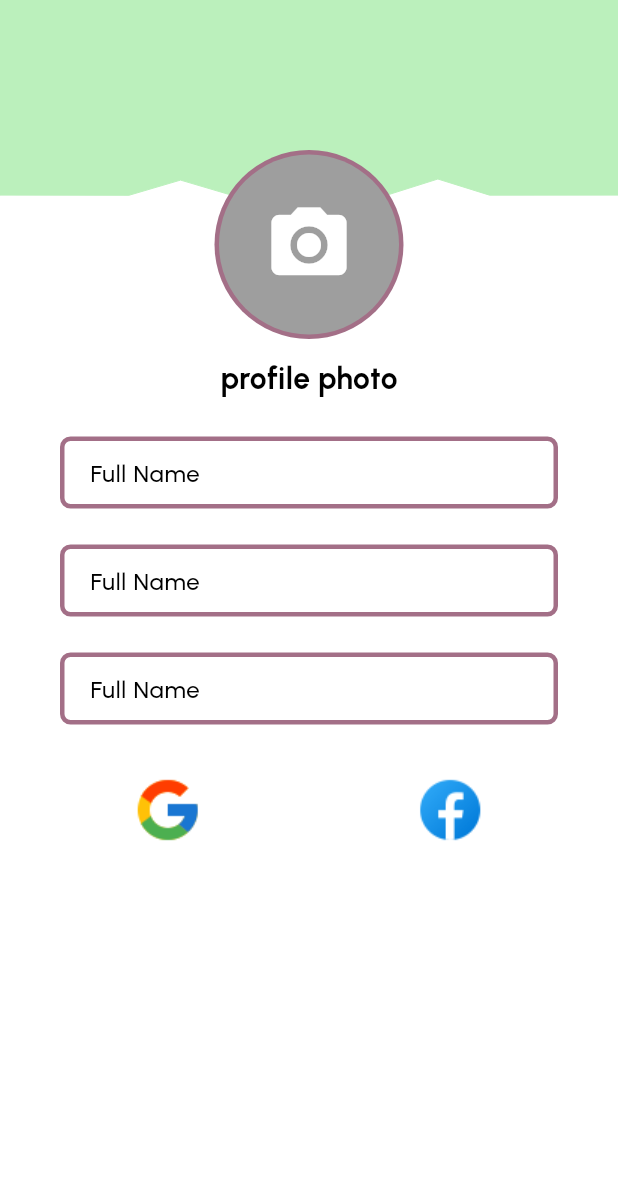
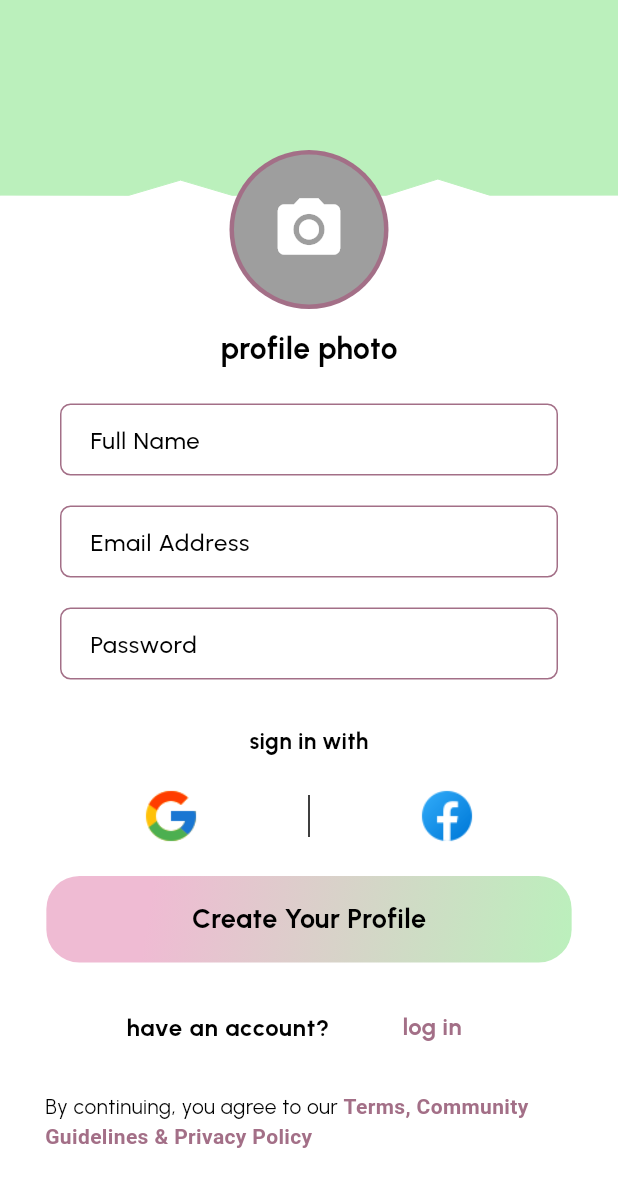
Before and after one commit to AhmadMaazz/FullStack-TodoApp-With-Provider-And-Firebase, a Flutter app: the screen it shows after launch, after a tap on "let's start", on a phone screen of 412 x 824 dp. Shown: the top 1187 px of the screen. Run offline on Flutter 3.47's test engine with Material 2 defaults, Android fonts, the phone set to English and light mode, and no system bars; our stand-ins replace image_picker, lottie; project files that could hold a hidden picture were left out.

Commit message:
Done with Auth screen UI

```diff
--- a/lib/screens/auth_screen.dart
+++ b/lib/screens/auth_screen.dart
@@ -3,6 +3,7 @@ import 'dart:io';
 import 'package:flutter/material.dart';
 import 'package:image_picker/image_picker.dart';
 
+import '../widgets/my_button.dart';
 import '../widgets/rps_custompainter.dart';
 
 class AuthScreen extends StatefulWidget {
@@ -17,6 +18,7 @@ class _AuthScreenState extends State<AuthScreen> {
   final TextEditingController _emailController = TextEditingController();
   final TextEditingController _passwordController = TextEditingController();
   File? _selectedImage;
+  bool _isPasswordVisible = false;
 
   void _showImagePickerDialog() {
     showModalBottomSheet<void>(
@@ -90,6 +92,7 @@ class _AuthScreenState extends State<AuthScreen> {
     return Scaffold(
       body: SingleChildScrollView(
         child: Column(
+          // crossAxisAlignment: CrossAxisAlignment.center,
           children: [
             Stack(
               children: [
@@ -111,19 +114,19 @@ class _AuthScreenState extends State<AuthScreen> {
                     child: GestureDetector(
                       onTap: _showImagePickerDialog,
                       child: CircleAvatar(
-                        radius: 63,
+                        radius: 53,
                         backgroundColor: Theme.of(context).primaryColor,
                         child: CircleAvatar(
-                          radius: 60,
+                          radius: 50,
                           backgroundColor: Colors.grey,
                           child: _selectedImage != null
                               ? CircleAvatar(
-                                  radius: 60,
+                                  radius: 50,
                                   backgroundImage: FileImage(_selectedImage!),
                                 )
                               : const Icon(
                                   Icons.camera_alt,
-                                  size: 60,
+                                  size: 50,
                                   color: Colors.white,
                                 ),
                         ),
@@ -145,41 +148,59 @@ class _AuthScreenState extends State<AuthScreen> {
             ),
             Padding(
               padding: const EdgeInsets.symmetric(
-                vertical: 12.0,
+                vertical: 10.0,
                 horizontal: 40,
               ),
               child: TextField(
                 cursorColor: Theme.of(context).colorScheme.secondary,
                 controller: _fullNameController,
-                decoration: inputDecorationStyle(context),
+                decoration: inputDecorationStyle(
+                    context, 'Full Name', 'Enter your full name'),
               ),
             ),
             Padding(
               padding: const EdgeInsets.symmetric(
-                vertical: 12.0,
+                vertical: 10.0,
                 horizontal: 40,
               ),
               child: TextField(
                 cursorColor: Theme.of(context).colorScheme.secondary,
                 controller: _emailController,
                 keyboardType: TextInputType.emailAddress,
-                decoration: inputDecorationStyle(context),
+                decoration: inputDecorationStyle(
+                    context, 'Email Address', 'Enter your email address'),
               ),
             ),
             Padding(
               padding: const EdgeInsets.symmetric(
-                vertical: 12.0,
+                vertical: 10.0,
                 horizontal: 40,
               ),
               child: TextField(
                 cursorColor: Theme.of(context).colorScheme.secondary,
                 controller: _passwordController,
-                obscureText: true,
-                decoration: inputDecorationStyle(context),
+                obscureText: !_isPasswordVisible,
+                onChanged: (value) {
+                  setState(() {
+                    _isPasswordVisible =
+                        value.isNotEmpty ? _isPasswordVisible : false;
+                  });
+                },
+                decoration: inputDecorationStylePassword(
+                    context, 'Password', 'Enter your password'),
               ),
             ),
             const SizedBox(height: 20),
-            Row(
+            Text(
+              'sign in with',
+              style: TextStyle(
+                  fontSize: textSize * 15,
+                  fontWeight: FontWeight.w600,
+                  fontFamily: 'Urbanist'),
+            ),
+            const SizedBox(height: 20),
+            IntrinsicHeight(
+              child: Row(
                 mainAxisAlignment: MainAxisAlignment.spaceEvenly,
                 children: [
                   const SizedBox(width: 10),
@@ -189,21 +210,16 @@ class _AuthScreenState extends State<AuthScreen> {
                     },
                     child: Image.asset(
                       'assets/images/google.png', // Replace with your Google icon asset path
-                    width: 50,
-                    height: 50,
+                      width: 40,
+                      height: 40,
                     ),
                   ),
                   const VerticalDivider(
-                  color: Colors.grey,
-                  width: 20,
+                    // color: Colors.grey,
+                    width: 60,
+                    indent: 6,
+                    endIndent: 6,
                     thickness: 1, // Increase thickness
-                  indent: 20,
-                  endIndent: 0,
-                ),
-                Container(
-                  margin: const EdgeInsets.symmetric(vertical: 10),
-                  color: Colors.grey.withOpacity(0.4),
-                  width: 3,
                   ),
                   GestureDetector(
                     onTap: () {
@@ -211,22 +227,74 @@ class _AuthScreenState extends State<AuthScreen> {
                     },
                     child: Image.asset(
                       'assets/images/facebook.png', // Replace with your Facebook icon asset path
-                    width: 50,
-                    height: 50,
+                      width: 40,
+                      height: 40,
                     ),
                   ),
                   const SizedBox(width: 10),
                 ],
               ),
+            ),
+            const SizedBox(height: 20),
+            MyButton(
+              textSize: textSize,
+              width: size.width * 0.85,
+              height: size.height * 0.07,
+              title: 'Create Your Profile',
+            ),
+            const SizedBox(height: 15),
+            Padding(
+              padding: EdgeInsets.symmetric(horizontal: textSize * 68),
+              child: ListTile(
+                title: Text(
+                  'have an account?',
+                  style: TextStyle(
+                      fontSize: textSize * 16,
+                      fontWeight: FontWeight.w600,
+                      fontFamily: 'Urbanist'),
+                ),
+                trailing: TextButton(
+                  onPressed: () {},
+                  child: Text(
+                    'log in',
+                    style: TextStyle(
+                      fontSize: textSize * 16,
+                      fontWeight: FontWeight.w700,
+                      fontFamily: 'Urbanist',
+                      color: Theme.of(context).primaryColor,
+                    ),
+                  ),
+                ),
+              ),
+            ),
+            Padding(
+              padding:
+                  EdgeInsets.only(left: textSize * 30.0, top: textSize * 15),
+              child: Text.rich(
+                TextSpan(
+                  text: 'By continuing, you agree to our ',
+                  children: [
+                    TextSpan(
+                      text: 'Terms, Community Guidelines & Privacy Policy',
+                      style: TextStyle(
+                        color: Theme.of(context).primaryColor,
+                        fontWeight: FontWeight.bold,
+                      ),
+                    ),
+                  ],
+                ),
+              ),
+            )
           ],
         ),
       ),
     );
   }
 
-  InputDecoration inputDecorationStyle(BuildContext context) {
+  InputDecoration inputDecorationStyle(
+      BuildContext context, String title, String hinttext) {
     return InputDecoration(
-      labelText: 'Full Name',
+      labelText: title,
       labelStyle: const TextStyle(
         fontFamily: 'Urbanist',
         fontWeight: FontWeight.w500,
@@ -238,21 +306,65 @@ class _AuthScreenState extends State<AuthScreen> {
       focusedBorder: OutlineInputBorder(
         borderSide: BorderSide(
           color: Theme.of(context).primaryColor,
-          width: 3.0,
+          width: 1.0,
         ),
         borderRadius: BorderRadius.circular(12.0),
       ),
       enabledBorder: OutlineInputBorder(
         borderSide: BorderSide(
           color: Theme.of(context).primaryColor,
-          width: 3.0,
+          width: 1.0,
         ),
         borderRadius: BorderRadius.circular(7.0),
       ),
       contentPadding:
           const EdgeInsets.symmetric(vertical: 12.0, horizontal: 16.0),
       filled: true,
-      hintText: 'Enter your full name',
+      hintText: hinttext,
+    );
+  }
+
+  InputDecoration inputDecorationStylePassword(
+      BuildContext context, String title, String hinttext) {
+    return InputDecoration(
+      labelText: title,
+      labelStyle: const TextStyle(
+        fontFamily: 'Urbanist',
+        fontWeight: FontWeight.w500,
+      ),
+      floatingLabelStyle: TextStyle(
+          color: Theme.of(context).primaryColor,
+          fontFamily: 'Urbanist',
+          fontWeight: FontWeight.w600),
+      focusedBorder: OutlineInputBorder(
+        borderSide: BorderSide(
+          color: Theme.of(context).primaryColor,
+          width: 1.0,
+        ),
+        borderRadius: BorderRadius.circular(12.0),
+      ),
+      enabledBorder: OutlineInputBorder(
+        borderSide: BorderSide(
+          color: Theme.of(context).primaryColor,
+          width: 1.0,
+        ),
+        borderRadius: BorderRadius.circular(7.0),
+      ),
+      contentPadding:
+          const EdgeInsets.symmetric(vertical: 12.0, horizontal: 16.0),
+      filled: true,
+      hintText: hinttext,
+      suffixIcon: _passwordController.text.isNotEmpty
+          ? IconButton(
+              icon: Icon(
+                  _isPasswordVisible ? Icons.visibility : Icons.visibility_off),
+              onPressed: () {
+                setState(() {
+                  _isPasswordVisible = !_isPasswordVisible;
+                });
+              },
+            )
+          : null,
     );
   }
 }
--- a/lib/screens/start_screen.dart
+++ b/lib/screens/start_screen.dart
@@ -1,4 +1,6 @@
 import 'package:flutter/material.dart';
+
+import '../widgets/my_buttonicon.dart';
 
 class StartScreen extends StatelessWidget {
   const StartScreen({super.key});
@@ -62,67 +64,9 @@ class StartScreen extends StatelessWidget {
           SizedBox(
             height: size.height * 0.07,
           ),
-          MyButton(size: size, textSize: textSize),
+          MyButtonIcon( textSize: textSize,width: size.width * 0.5,height: size.height * 0.075,title: "let's start"),
         ],
       ),
     );
   }
 }
-
-class MyButton extends StatelessWidget {
-  const MyButton({
-    super.key,
-    required this.size,
-    required this.textSize,
-  });
-
-  final Size size;
-  final double textSize;
-
-  @override
-  Widget build(BuildContext context) {
-    return InkWell(
-      onTap: () {
-        Navigator.pushNamed(context, '/authscreen');
-      },
-      child: Container(
-        decoration: BoxDecoration(
-          borderRadius: BorderRadius.circular(22),
-          gradient: LinearGradient(
-            begin: const Alignment(-1.0, -1.0),
-            end: const Alignment(1.0, 1.0),
-            colors: [
-              const Color(0xffEFBBD3),
-              Theme.of(context).colorScheme.secondary,
-            ], // Specify the colors you want for the gradient
-            // You can also add stops to control the color distribution
-            stops: const [
-              0.2,
-              1
-            ], // Stops for the colors, ranging from 0.0 to 1.0
-          ),
-        ),
-        width: size.width * 0.5,
-        height: size.height * 0.075,
-        child: Padding(
-          padding: EdgeInsets.only(
-            left: textSize * 15,
-            right: textSize * 15,
-          ),
-          child: ListTile(
-            leading: Text(
-              "let's start",
-              style: TextStyle(
-                color: Colors.black,
-                fontSize: textSize * 18,
-                fontFamily: 'Urbanist',
-                fontWeight: FontWeight.w600,
-              ),
-            ),
-            trailing: const Icon(Icons.arrow_circle_right_outlined),
-          ),
-        ),
-      ),
-    );
-  }
-}
--- /dev/null
+++ b/lib/widgets/my_button.dart
@@ -0,0 +1,62 @@
+import 'package:flutter/material.dart';
+
+class MyButton extends StatelessWidget {
+  const MyButton({
+    super.key,
+    required this.textSize,
+    required this.width,
+    required this.height,
+    required this.title,
+  });
+
+  final double width;
+  final double height;
+  final double textSize;
+  final String title;
+
+  @override
+  Widget build(BuildContext context) {
+    return InkWell(
+      onTap: () {
+        Navigator.pushNamed(context, '/authscreen');
+      },
+      child: Container(
+        decoration: BoxDecoration(
+          borderRadius: BorderRadius.circular(22),
+          gradient: LinearGradient(
+            begin: const Alignment(-1.0, -1.0),
+            end: const Alignment(1.0, 1.0),
+            colors: [
+              const Color(0xffEFBBD3),
+              Theme.of(context).colorScheme.secondary,
+            ], // Specify the colors you want for the gradient
+            // You can also add stops to control the color distribution
+            stops: const [
+              0.2,
+              1
+            ], // Stops for the colors, ranging from 0.0 to 1.0
+          ),
+        ),
+        width: width,
+        height: height,
+        child: Padding(
+          padding: EdgeInsets.only(
+            left: textSize * 15,
+            right: textSize * 15,
+          ),
+          child: Center(
+            child: Text(
+              title,
+              style: TextStyle(
+                color: Colors.black,
+                fontSize: textSize * 18,
+                fontFamily: 'Urbanist',
+                fontWeight: FontWeight.w600,
+              ),
+            ),
+          ),
+        ),
+      ),
+    );
+  }
+}
--- /dev/null
+++ b/lib/widgets/my_buttonicon.dart
@@ -0,0 +1,60 @@
+import 'package:flutter/material.dart';
+
+class MyButtonIcon extends StatelessWidget {
+  const MyButtonIcon({
+    super.key,
+    required this.textSize, required this.width, required this.height, required this.title,
+  });
+
+  final double width;
+  final double height;
+  final double textSize;
+  final String title;
+
+  @override
+  Widget build(BuildContext context) {
+    return InkWell(
+      onTap: () {
+        Navigator.pushNamed(context, '/authscreen');
+      },
+      child: Container(
+        decoration: BoxDecoration(
+          borderRadius: BorderRadius.circular(22),
+          gradient: LinearGradient(
+            begin: const Alignment(-1.0, -1.0),
+            end: const Alignment(1.0, 1.0),
+            colors: [
+              const Color(0xffEFBBD3),
+              Theme.of(context).colorScheme.secondary,
+            ], // Specify the colors you want for the gradient
+            // You can also add stops to control the color distribution
+            stops: const [
+              0.2,
+              1
+            ], // Stops for the colors, ranging from 0.0 to 1.0
+          ),
+        ),
+        width: width,
+        height: height,
+        child: Padding(
+          padding: EdgeInsets.only(
+            left: textSize * 15,
+            right: textSize * 15,
+          ),
+          child: ListTile(
+            leading: Text(
+              title,
+              style: TextStyle(
+                color: Colors.black,
+                fontSize: textSize * 18,
+                fontFamily: 'Urbanist',
+                fontWeight: FontWeight.w600,
+              ),
+            ),
+            trailing: const Icon(Icons.arrow_circle_right_outlined),
+          ),
+        ),
+      ),
+    );
+  }
+}
```
Lines whose indentation alone changed are shown as unchanged.
